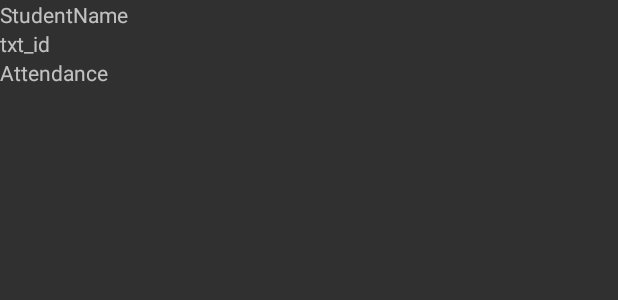
After one commit to muhammadzkralla/DimitsAttendence11, an Android app: the layout activity_student_profile.xml on its own in the app's theme, with its tools: preview values and no code run, on a phone screen of 412 x 824 dp. The commit adds this screen. Shown: the top 300 px of the screen. Run offline under Robolectric (Android 15) with nearby library versions, the phone set to English and light mode, and no system bars.

Commit message:
studentSpecificAttendance

```diff
--- a/app/build.gradle
+++ b/app/build.gradle
@@ -26,6 +26,9 @@ android {
         sourceCompatibility JavaVersion.VERSION_1_8
         targetCompatibility JavaVersion.VERSION_1_8
     }
+    buildFeatures {
+        viewBinding true
+    }
 }
 
 dependencies {
@@ -44,6 +47,8 @@ dependencies {
     implementation 'com.google.firebase:firebase-core:17.4.4'
     //BindView
     implementation 'com.jakewharton:butterknife:10.2.3'
+    implementation 'androidx.navigation:navigation-fragment:2.3.5'
+    implementation 'androidx.navigation:navigation-ui:2.3.5'
     annotationProcessor 'com.jakewharton:butterknife-compiler:10.2.3'
     //Glide
     implementation 'com.github.bumptech.glide:glide:4.11.0'
--- a/app/src/main/AndroidManifest.xml
+++ b/app/src/main/AndroidManifest.xml
@@ -9,6 +9,11 @@
         android:roundIcon="@mipmap/ic_launcher_round"
         android:supportsRtl="true"
         android:theme="@style/Theme.Design.NoActionBar">
+        <activity
+            android:name=".StudentProfile"
+            android:exported="true"
+            android:label="@string/title_activity_student_profile"
+            android:theme="@style/NoActionBar" />
         <activity
             android:name=".SpecificAttendanceReport"
             android:exported="true" />
--- a/app/src/main/java/com/dimits/dimitsattendence/adapter/AttendanceAdapter.java
+++ b/app/src/main/java/com/dimits/dimitsattendence/adapter/AttendanceAdapter.java
@@ -56,6 +56,7 @@ public class AttendanceAdapter extends RecyclerView.Adapter<AttendanceAdapter.My
                 model.setName(studentModel.getName());
                 model.setId(studentModel.getId());
                 model.setAttendance("false");
+                model.setDate(date);
                 Toast.makeText(context, "false for : "+studentModel.getName(), Toast.LENGTH_SHORT).show();
                 FirebaseDatabase.getInstance().getReference("Classes").child(Common.currentClass.getName())
                         .child("attendance").child(date)
@@ -71,6 +72,7 @@ public class AttendanceAdapter extends RecyclerView.Adapter<AttendanceAdapter.My
                 model.setName(studentModel.getName());
                 model.setId(studentModel.getId());
                 model.setAttendance("true");
+                model.setDate(date);
                 Toast.makeText(context, "true for : "+studentModel.getName(), Toast.LENGTH_SHORT).show();
                 FirebaseDatabase.getInstance().getReference("Classes").child(Common.currentClass.getName())
                         .child("attendance").child(date)
--- /dev/null
+++ b/app/src/main/res/layout/activity_student_profile.xml
@@ -0,0 +1,39 @@
+<?xml version="1.0" encoding="utf-8"?>
+<RelativeLayout xmlns:android="http://schemas.android.com/apk/res/android"
+    xmlns:app="http://schemas.android.com/apk/res-auto"
+    xmlns:tools="http://schemas.android.com/tools"
+    android:layout_width="match_parent"
+    android:layout_height="match_parent"
+    tools:context=".StudentProfile">
+
+
+    <TextView
+        android:id="@+id/student_name"
+        android:layout_width="wrap_content"
+        android:layout_height="wrap_content"
+        android:text="StudentName" />
+
+    <TextView
+        android:id="@+id/textView2"
+        android:layout_width="wrap_content"
+        android:layout_height="wrap_content"
+        android:text="txt_id"
+        android:layout_below="@+id/student_name"/>
+
+
+    <TextView
+        android:id="@+id/textView3"
+        android:layout_width="wrap_content"
+        android:layout_height="wrap_content"
+        android:text="Attendance"
+        android:layout_below="@+id/textView2"/>
+
+    <androidx.recyclerview.widget.RecyclerView
+        android:id="@+id/recycler_view"
+        android:layout_width="match_parent"
+        android:layout_height="wrap_content"
+        android:overScrollMode="ifContentScrolls"
+      android:layout_below="@+id/textView3"/>
+
+
+</RelativeLayout>
--- /dev/null
+++ b/app/src/main/res/values-land/dimens.xml
@@ -0,0 +1,3 @@
+<resources>
+    <dimen name="fab_margin">48dp</dimen>
+</resources>
--- /dev/null
+++ b/app/src/main/res/values-w1240dp/dimens.xml
@@ -0,0 +1,3 @@
+<resources>
+    <dimen name="fab_margin">200dp</dimen>
+</resources>
--- /dev/null
+++ b/app/src/main/res/values-w600dp/dimens.xml
@@ -0,0 +1,3 @@
+<resources>
+    <dimen name="fab_margin">48dp</dimen>
+</resources>
--- /dev/null
+++ b/app/src/main/res/values/dimens.xml
@@ -0,0 +1,3 @@
+<resources>
+    <dimen name="fab_margin">16dp</dimen>
+</resources>
--- a/app/src/main/res/values/themes.xml
+++ b/app/src/main/res/values/themes.xml
@@ -13,4 +13,13 @@
         <item name="android:statusBarColor" tools:targetApi="l">?attr/colorPrimaryVariant</item>
         <!-- Customize your theme here. -->
     </style>
+
+    <style name="NoActionBar">
+        <item name="windowActionBar">false</item>
+        <item name="windowNoTitle">true</item>
+    </style>
+
+    <style name="AppBarOverlay" parent="ThemeOverlay.AppCompat.Dark.ActionBar" />
+
+    <style name="PopupOverlay" parent="ThemeOverlay.AppCompat.Light" />
 </resources>
```
Also changed, not shown: app/src/main/java/com/dimits/dimitsattendence/StudentProfile.java (added, +112 -0 lines), app/src/main/java/com/dimits/dimitsattendence/adapter/SpecificAttendanceAdapter.java (+9 -1 lines), app/src/main/java/com/dimits/dimitsattendence/adapter/StudentsAdapter.java (+18 -0 lines), app/src/main/java/com/dimits/dimitsattendence/model/StudentAttendanceModel.java (+16 -1 lines), app/src/main/res/layout/specific_attendance_item.xml (+9 -0 lines), app/src/main/res/navigation/nav_graph.xml (added, +28 -0 lines), app/src/main/res/values/strings.xml (+9 -0 lines).
